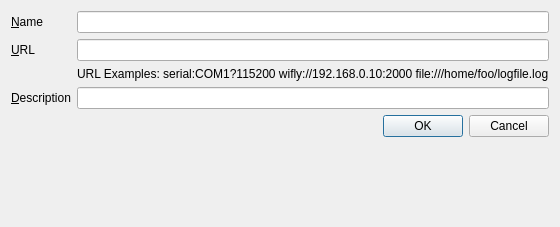
The window that QuadControl/DockWindows/AddConnectionDialog.ui (thomask77/drquad32) describes before a commit, drawn with Qt 5.
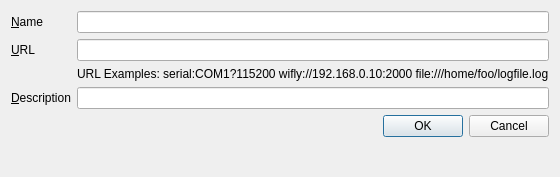
The same window after the commit.

```diff
--- a/QuadControl/DockWindows/AddConnectionDialog.ui
+++ b/QuadControl/DockWindows/AddConnectionDialog.ui
@@ -6,8 +6,8 @@
    <rect>
     <x>0</x>
     <y>0</y>
-    <width>349</width>
-    <height>227</height>
+    <width>320</width>
+    <height>177</height>
    </rect>
   </property>
   <property name="windowTitle">
```
